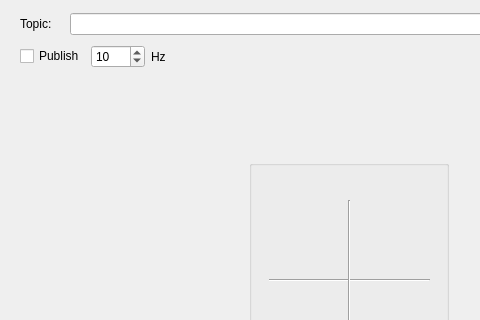
Edwinlinks/rqt_virtual_dbus, file resource/VirtualJoy.ui: the form before one commit; both pictures show x 0 to 480 and y 0 to 320 of the 1004 by 876 pixel window.
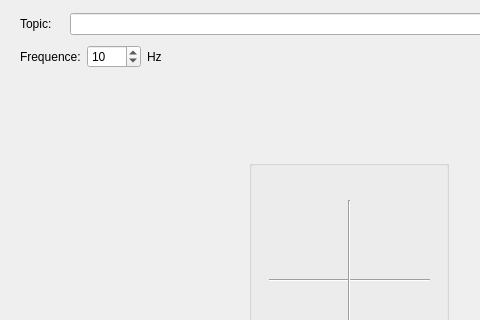
The form after the commit.

```diff
--- a/resource/VirtualJoy.ui
+++ b/resource/VirtualJoy.ui
@@ -101,21 +101,9 @@
        <number>2</number>
       </property>
       <item>
-       <widget class="QCheckBox" name="publishCheckBox">
-        <property name="sizePolicy">
-         <sizepolicy hsizetype="Fixed" vsizetype="Fixed">
-          <horstretch>0</horstretch>
-          <verstretch>0</verstretch>
-         </sizepolicy>
-        </property>
-        <property name="minimumSize">
-         <size>
-          <width>40</width>
-          <height>20</height>
-         </size>
-        </property>
+       <widget class="QLabel" name="label_3">
         <property name="text">
-         <string>Publish</string>
+         <string>Frequence:</string>
         </property>
        </widget>
       </item>
```
